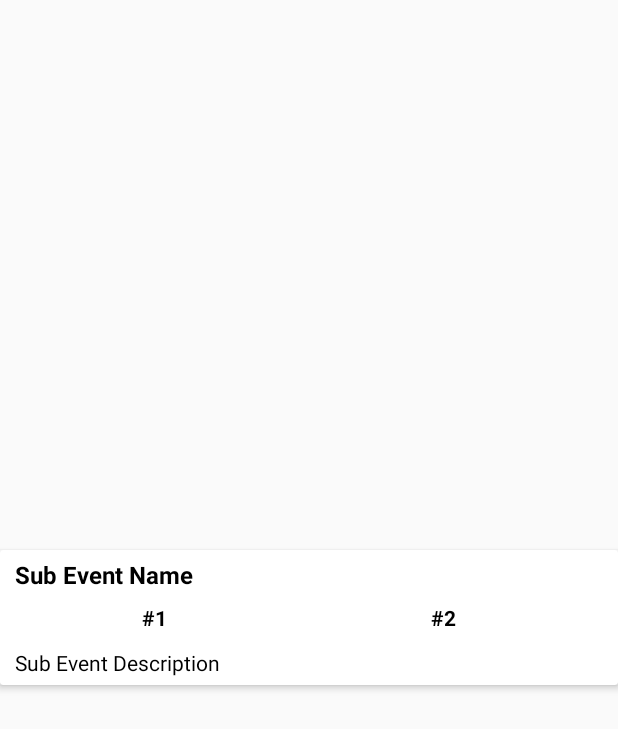
After one commit to earthdayflint/EarthMatters, an Android app: the layout fragment_schedule_card.xml on its own in the app's theme, with its tools: preview values and no code run, on a phone screen of 412 x 824 dp. The commit adds this screen. Shown: the top 729 px of the screen. Run offline under Robolectric (Android 15) with nearby library versions, the phone set to English and light mode, and no system bars.

Commit message:
Add Event Feature

```diff
--- /dev/null
+++ b/app/src/main/res/layout/fragment_schedule_card.xml
@@ -0,0 +1,87 @@
+<android.support.v7.widget.CardView xmlns:android="http://schemas.android.com/apk/res/android"
+    xmlns:card_view="http://schemas.android.com/apk/res-auto"
+    xmlns:tools="http://schemas.android.com/tools"
+    android:layout_gravity="center"
+    android:layout_width="match_parent"
+    card_view:cardCornerRadius="2dp"
+    card_view:cardElevation="3dp"
+    android:id="@+id/boothCardView"
+    android:layout_height="wrap_content"
+    android:layout_marginTop="3dp"
+    android:layout_marginBottom="3dp">
+
+    <LinearLayout
+        android:layout_width="match_parent"
+        android:layout_height="match_parent"
+        android:orientation="vertical">
+
+        <TextView
+            android:id="@+id/scheduleCardNameTextView"
+            android:textSize="16sp"
+            android:textColor="#000"
+            android:layout_width="match_parent"
+            android:layout_height="30dp"
+            android:paddingLeft="10dp"
+            android:paddingTop="5dp"
+            android:text="@string/sub_event_name"
+            android:paddingBottom="5dp"
+            android:gravity="center_vertical"
+            android:elevation="1dp"
+            android:textStyle="bold"
+            android:layout_weight="1"/>
+
+        <LinearLayout
+            android:layout_width="wrap_content"
+            android:layout_height="wrap_content"
+            android:orientation="horizontal"
+            android:weightSum="2">
+
+
+            <TextView
+                android:id="@+id/scheduleCardStartTimeTextView"
+                android:textSize="14sp"
+                android:textColor="#000"
+                android:layout_width="195dp"
+                android:layout_height="30dp"
+                android:paddingStart="10dp"
+                android:paddingTop="5dp"
+                android:text="#1"
+                android:paddingBottom="5dp"
+                android:gravity="center_vertical|center_horizontal"
+                android:elevation="1dp"
+                android:textStyle="bold" />
+
+            <TextView
+                android:id="@+id/scheduleCardEndTimeTextView"
+                android:textSize="14sp"
+                android:textColor="#000"
+                android:layout_width="190dp"
+                android:layout_height="30dp"
+                android:paddingStart="10dp"
+                android:paddingTop="5dp"
+                android:text="#2"
+                android:paddingBottom="5dp"
+                android:gravity="center_vertical|center_horizontal"
+                android:elevation="1dp"
+                android:textStyle="bold" />
+
+        </LinearLayout>
+
+
+        <TextView
+            android:id="@+id/scheduleDescriptionTextView"
+            android:layout_width="match_parent"
+            android:layout_height="wrap_content"
+            android:text="@string/sub_event_description"
+            android:textSize="14sp"
+            android:textColor="#000"
+            android:paddingLeft="10dp"
+            android:paddingTop="5dp"
+            android:paddingBottom="5dp"
+            android:gravity="center_vertical"
+            android:elevation="1dp"
+            />
+
+    </LinearLayout>
+
+</android.support.v7.widget.CardView>
--- a/app/src/main/res/values/strings.xml
+++ b/app/src/main/res/values/strings.xml
@@ -231,4 +231,6 @@
     <string name="pref_title_vibrate">Vibrate</string>
     <string name="add_event">Add Event</string>
     <string name="add_event_image">Add Event Image</string>
+    <string name="sub_event_name">Sub Event Name</string>
+    <string name="sub_event_description">Sub Event Description</string>
 </resources>
```
Also changed, not shown: app/src/main/java/com/umflint/csc/earthmattersv2/model/ScheduleModel.java (added, +65 -0 lines), app/src/main/java/com/umflint/csc/earthmattersv2/ux/ExpandedCardActivity.java (+28 -9 lines), app/src/main/res/layout/tab_schedule.xml (+25 -5 lines), 1 other file.
